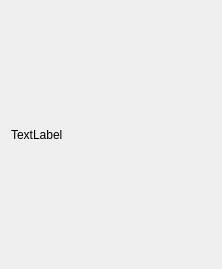
Before: the Qt Designer form ui/ui_info_dialog.ui in Reilkay/MTA-Warehouse, drawn with Qt 5.
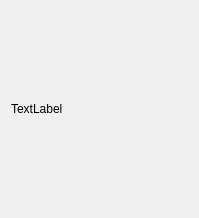
After: the same form once the commit is applied.

Patch:
```diff
--- a/ui/ui_info_dialog.ui
+++ b/ui/ui_info_dialog.ui
@@ -6,8 +6,8 @@
    <rect>
     <x>0</x>
     <y>0</y>
-    <width>222</width>
-    <height>269</height>
+    <width>199</width>
+    <height>218</height>
    </rect>
   </property>
   <property name="windowTitle">
```
